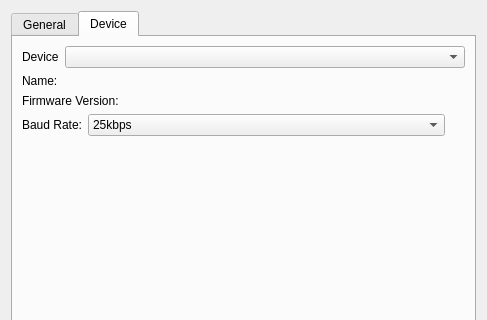
Old version of the form cansharkgui/FormSettings.ui in the repository DieselDemi/CAN-Shark; both pictures show x 0 to 487 and y 0 to 320 of the 487 by 494 pixel window.
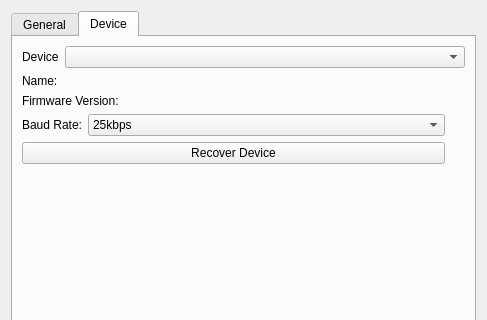
New version of the form. The open tabs and pages were chosen to show the change.

Commit message: Added button for recovery mode.

Diff of the .ui file:
```diff
--- a/cansharkgui/FormSettings.ui
+++ b/cansharkgui/FormSettings.ui
@@ -180,6 +180,13 @@
              </item>
             </layout>
            </item>
+           <item>
+            <widget class="QPushButton" name="recoveryButton">
+             <property name="text">
+              <string>Recover Device</string>
+             </property>
+            </widget>
+           </item>
            <item>
             <spacer name="verticalSpacer_3">
              <property name="orientation">
```
Left out of the diff: 2 changed lines with no effect on the pictures. The commit also changes 1 other file.
